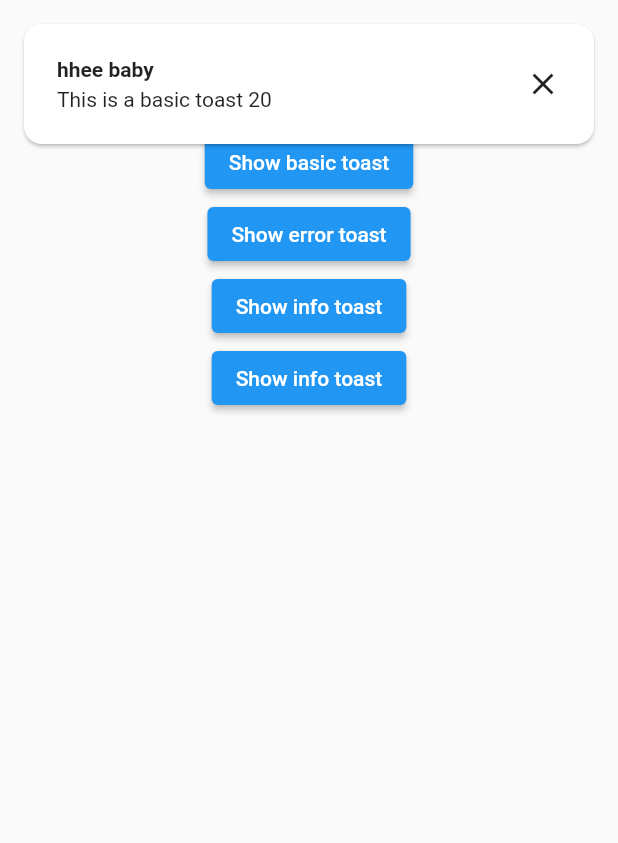
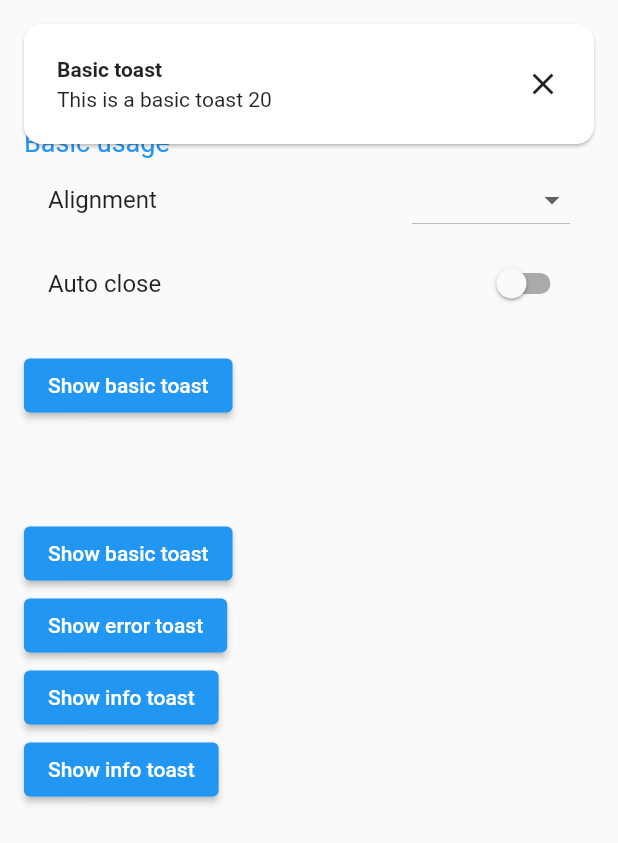
Before and after one commit to lvxduck/toastify, a Flutter app: the screen it shows after launch, after a tap on "Show basic toast", on a phone screen of 412 x 824 dp. Shown: the top 843 px of the screen. Run offline on Flutter 3.47's test engine with Material 2 defaults, Android fonts, the phone set to English and light mode, and no system bars.

Commit message:
feat: update example

```diff
--- a/example/lib/main.dart
+++ b/example/lib/main.dart
@@ -1,5 +1,6 @@
 import 'dart:math';
 
+import 'package:example/widgets/basic_usage.dart';
 import 'package:flutter/material.dart';
 import 'package:toastify/toastify.dart';
 
@@ -34,9 +35,15 @@ class _MyHomePageState extends State<MyHomePage> {
   Widget build(BuildContext context) {
     return Scaffold(
       body: Center(
+        child: Container(
+          padding: const EdgeInsets.all(16),
+          constraints: const BoxConstraints(maxWidth: 600),
           child: Column(
+            crossAxisAlignment: CrossAxisAlignment.start,
             children: [
-            const SizedBox(height: 32),
+              SizedBox(
+                height: MediaQuery.of(context).viewPadding.top + 16,
+              ),
               Text(
                 'Adaptive selector',
                 style: Theme.of(context)
@@ -45,6 +52,15 @@ class _MyHomePageState extends State<MyHomePage> {
                     ?.copyWith(color: Colors.grey[800]),
               ),
               const SizedBox(height: 12),
+              Text(
+                'Basic usage',
+                style: TextStyle(
+                  color: Theme.of(context).primaryColor,
+                  fontSize: 18,
+                ),
+              ),
+              const BasicUsage(),
+              const SizedBox(height: 64),
               ElevatedButton(
                 onPressed: () {
                   final id = Random().nextInt(100);
@@ -116,6 +132,7 @@ class _MyHomePageState extends State<MyHomePage> {
             ],
           ),
         ),
+      ),
     );
   }
 }
--- /dev/null
+++ b/example/lib/widgets/basic_usage.dart
@@ -0,0 +1,102 @@
+import 'dart:math';
+
+import 'package:flutter/material.dart';
+import 'package:toastify/toastify.dart';
+
+class BasicUsage extends StatefulWidget {
+  const BasicUsage({Key? key}) : super(key: key);
+
+  @override
+  State<BasicUsage> createState() => _BasicUsageState();
+}
+
+class _BasicUsageState extends State<BasicUsage> {
+  Alignment? alignment;
+  bool autoClose = false;
+  double lifeTime = 100;
+
+  @override
+  Widget build(BuildContext context) {
+    return Column(
+      crossAxisAlignment: CrossAxisAlignment.start,
+      children: [
+        ListTile(
+          title: Row(
+            children: [
+              const Text('Alignment'),
+              const Spacer(),
+              DropdownButton(
+                value: alignment,
+                items: [
+                  Alignment.topRight,
+                  Alignment.topLeft,
+                  Alignment.topCenter,
+                  Alignment.centerRight,
+                  Alignment.center,
+                ]
+                    .map(
+                      (e) => DropdownMenuItem(
+                        value: e,
+                        child: Text(e.toString().split('.').last),
+                      ),
+                    )
+                    .toList(),
+                onChanged: (value) {
+                  setState(() {
+                    alignment = value;
+                  });
+                },
+              ),
+            ],
+          ),
+        ),
+        ListTile(
+          title: Row(
+            children: [
+              Expanded(
+                child: Text(
+                  'Auto close ${autoClose ? 'after ${lifeTime.toInt()} ms' : ''}',
+                ),
+              ),
+              Switch(
+                value: autoClose,
+                onChanged: (value) => setState(() => autoClose = value),
+              ),
+            ],
+          ),
+          horizontalTitleGap: 0,
+          subtitle: autoClose
+              ? Slider(
+                  value: lifeTime,
+                  onChanged: (value) => setState(() => lifeTime = value),
+                  min: 100,
+                  max: 2000,
+                  divisions: 10,
+                )
+              : null,
+        ),
+        const SizedBox(height: 16),
+        ElevatedButton(
+          onPressed: () {
+            final id = Random().nextInt(100);
+            showToast(
+              context,
+              Toast(
+                title: 'Basic toast',
+                description: 'This is a basic toast $id '
+                    '${autoClose ? '. It will close after ${lifeTime.toInt()} ms' : ''}',
+              ),
+              alignment: alignment ?? Alignment.topRight,
+              duration: autoClose
+                  ? Duration(
+                      milliseconds: lifeTime.toInt(),
+                    )
+                  : null,
+            );
+          },
+          child: const Text('Show basic toast'),
+        ),
+      ],
+    );
+  }
+}
```
Lines whose indentation alone changed are shown as unchanged.
